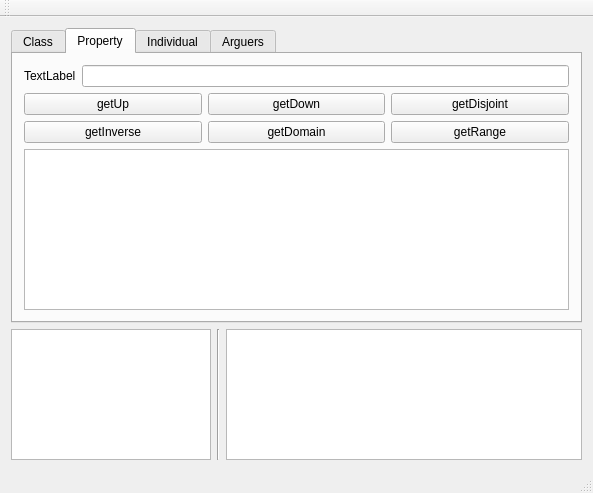
The window that ui/ontologui.ui (sarthou/ontologenius) describes before a commit, drawn with Qt 5.
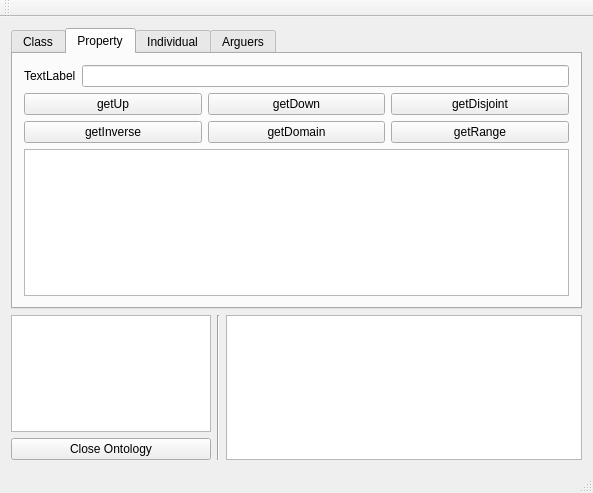
The same window after the commit. The open tabs and pages were chosen to show the change. Custom widgets are drawn as their Qt base class.

Commit message: [UPDATE] close ontology from ontoloGUI

Patch:
```diff
--- a/ui/ontologui.ui
+++ b/ui/ontologui.ui
@@ -431,6 +431,8 @@
     <item>
      <layout class="QHBoxLayout" name="horizontalLayout_2">
       <item>
+       <layout class="QVBoxLayout" name="verticalLayout">
+        <item>
        <widget class="QTextEdit" name="InfoArea">
         <property name="minimumSize">
          <size>
@@ -447,7 +449,29 @@
         <property name="readOnly">
          <bool>true</bool>
         </property>
-       </widget>
+          <property name="html">
+           <string>&lt;!DOCTYPE HTML PUBLIC &quot;-//W3C//DTD HTML 4.0//EN&quot; &quot;http://www.w3.org/TR/REC-html40/strict.dtd&quot;&gt;
+&lt;html&gt;&lt;head&gt;&lt;meta name=&quot;qrichtext&quot; content=&quot;1&quot; /&gt;&lt;style type=&quot;text/css&quot;&gt;
+p, li { white-space: pre-wrap; }
+&lt;/style&gt;&lt;/head&gt;&lt;body style=&quot; font-family:'Noto Sans'; font-size:9pt; font-weight:400; font-style:normal;&quot;&gt;
+&lt;p style=&quot;-qt-paragraph-type:empty; margin-top:0px; margin-bottom:0px; margin-left:0px; margin-right:0px; -qt-block-indent:0; text-indent:0px;&quot;&gt;&lt;br /&gt;&lt;/p&gt;&lt;/body&gt;&lt;/html&gt;</string>
+          </property>
+         </widget>
+        </item>
+        <item>
+         <widget class="QPushButton" name="CloseButton">
+          <property name="maximumSize">
+           <size>
+            <width>200</width>
+            <height>16777215</height>
+           </size>
+          </property>
+          <property name="text">
+           <string>Close Ontology</string>
+          </property>
+         </widget>
+        </item>
+       </layout>
       </item>
       <item>
        <widget class="Line" name="line">
```
Left out of the diff: 2 changed lines with no effect on the pictures. Lines whose indentation alone changed are shown as unchanged. The commit also changes 4 other files.
